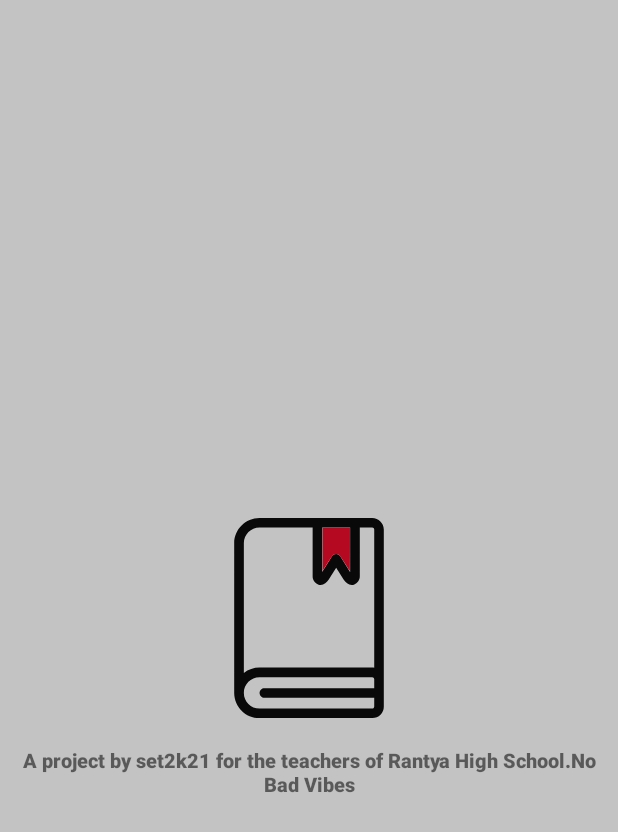
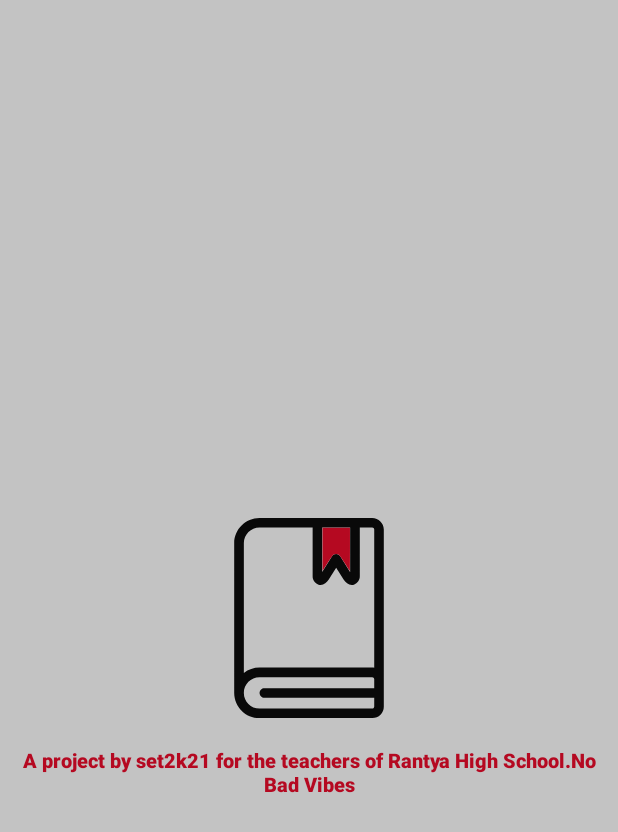
Before and after one commit to dipanshuayo/rantyaregister, an Android app: the screen it shows after launch (SplashActivity), on a phone screen of 412 x 824 dp. Shown: the top 832 px of the screen. Run offline under Robolectric (Android 15) with nearby library versions, the phone set to English and light mode, and no system bars; our stand-ins replace Firebase (no records; nobody signed in at launch, a user with empty details on screens opened directly), sdp/ssp sizes; libraries missing offline, so code that uses them is left out: com.afollestad.materialdialogs; 3 statements that could not run were skipped.

Commit message:
made dialog readalbe

```diff
--- a/app/src/main/AndroidManifest.xml
+++ b/app/src/main/AndroidManifest.xml
@@ -20,7 +20,7 @@
         <activity android:name=".TeacherActivity" />
         <activity
             android:name=".SplashActivity"
-            android:theme="@style/Theme.AppCompat.Light.NoActionBar">
+            android:theme="@style/SplashScreenTheme">
             <intent-filter>
                 <action android:name="android.intent.action.MAIN" />
 
--- a/app/src/main/java/com/bookies/register/ProgressCircle.kt
+++ b/app/src/main/java/com/bookies/register/ProgressCircle.kt
@@ -28,7 +28,7 @@ class ProgressCircle(val context: Context) {
         val progessView = LayoutInflater.from(context).inflate(R.layout.progess_dialog_view, null)
         alertDialog = AlertDialog.Builder(context)
             .setView(progessView)
-
+            .setCancelable(false)
             .create()
         alertDialog.setCanceledOnTouchOutside(false)
 
--- a/app/src/main/java/com/bookies/register/SplashActivity.kt
+++ b/app/src/main/java/com/bookies/register/SplashActivity.kt
@@ -5,6 +5,7 @@ import android.os.Bundle
 import android.util.Log
 import android.widget.Toast
 import androidx.appcompat.app.AppCompatActivity
+import com.afollestad.materialdialogs.DialogBehavior
 import com.afollestad.materialdialogs.MaterialDialog
 import com.afollestad.materialdialogs.input.input
 import com.google.firebase.firestore.DocumentSnapshot
@@ -68,6 +69,7 @@ class SplashActivity : AppCompatActivity() {
             cancelOnTouchOutside(true)
             positiveButton(R.string.login_dialog_postive_button_text)
         }
+
     }
 
     private fun handleLogin(classCode: String) {
--- a/app/src/main/java/com/bookies/register/TakeAttendanceActivity.kt
+++ b/app/src/main/java/com/bookies/register/TakeAttendanceActivity.kt
@@ -28,6 +28,7 @@ class TakeAttendanceActivity : AppCompatActivity() {
         state = Store(applicationContext)
         progress = ProgressCircle(this@TakeAttendanceActivity)
         if (state getBooleanValue "isStudentNameAdded") {
+            save_attendance_button.visibility=View.VISIBLE
             getStudentsName()
 
         } else {
--- a/app/src/main/res/values/styles.xml
+++ b/app/src/main/res/values/styles.xml
@@ -10,4 +10,11 @@
         <item name="colorButtonNormal">@color/colorAccent</item>
         <item name="android:textColor">#fff</item>
     </style>
+
+    <style name="SplashScreenTheme" parent="Theme.AppCompat.Light.NoActionBar">
+        <item name="colorPrimary">@color/colorAccent</item>
+        <item name="colorPrimaryDark">@color/colorPrimaryDark</item>
+        <item name="android:textColor">@color/colorAccent</item>
+
+    </style>
 </resources>
```
